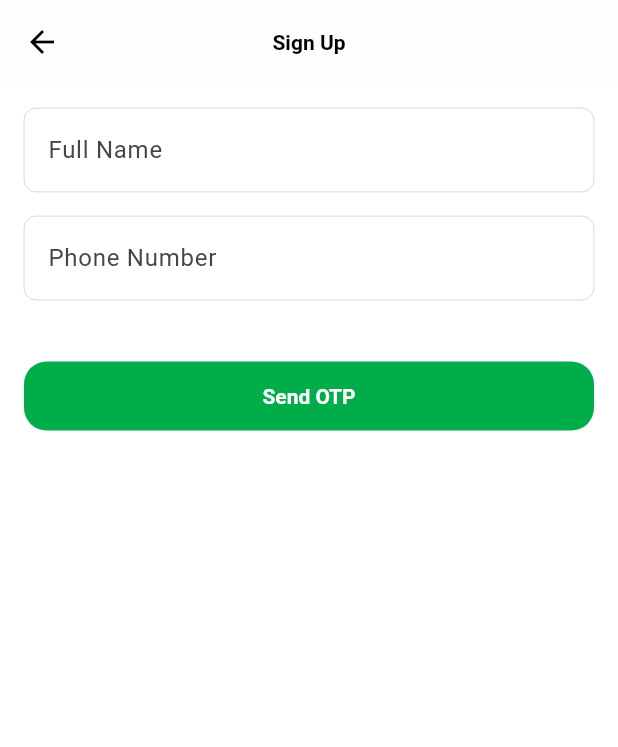
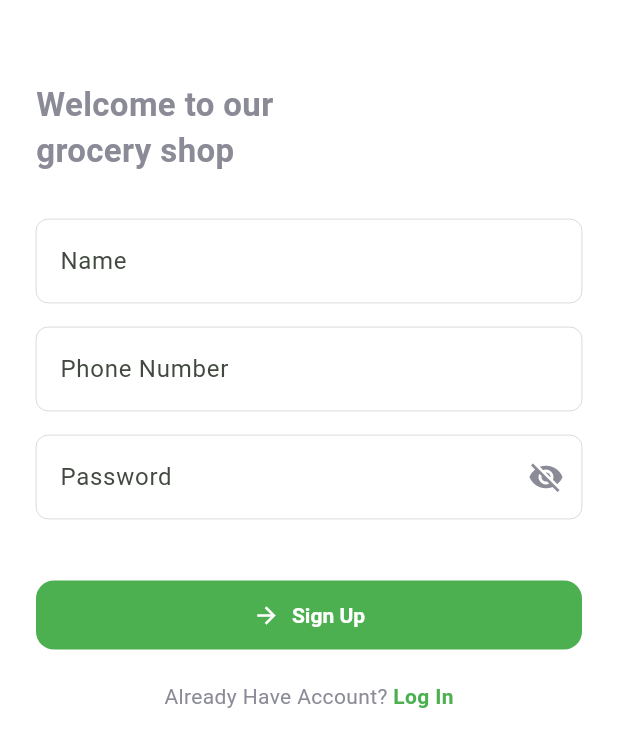
Before and after one commit to MominRohan/E-Grocery, a Flutter app: the SignUpPage screen opened by its route, on a phone screen of 412 x 824 dp. Shown: the top 747 px of the screen. Run offline on Flutter 3.47's test engine with Material 3 defaults, Android fonts, the phone set to English and light mode, and no system bars; our stand-ins replace cached_network_image, cloud_firestore, firebase_auth, firebase_core, flutter_credit_card, flutter_svg and 1 more; accounts and stored records are empty; network calls fail; Roboto replaces fonts that are missing (Gilroy).

Commit message:
Signup page getting password field and storing password in db

```diff
--- a/lib/views/auth/components/sign_up_form.dart
+++ b/lib/views/auth/components/sign_up_form.dart
@@ -5,7 +5,6 @@ import 'package:flutter_svg/svg.dart';
 import '../../../core/constants/constants.dart';
 import '../../../core/utils/validators.dart';
 import 'already_have_accout.dart';
-import 'sign_up_button.dart';
 
 class SignUpForm extends StatefulWidget {
   const SignUpForm({super.key});
--- a/lib/views/auth/sign_up_page.dart
+++ b/lib/views/auth/sign_up_page.dart
@@ -1,5 +1,6 @@
 import 'package:flutter/material.dart';
 import 'package:firebase_auth/firebase_auth.dart';
+import 'package:cloud_firestore/cloud_firestore.dart';
 
 class SignUpPage extends StatefulWidget {
   const SignUpPage({super.key});
@@ -13,13 +14,16 @@ class _SignUpPageState extends State<SignUpPage> {
 
   final TextEditingController _nameController = TextEditingController();
   final TextEditingController _phoneController = TextEditingController();
+  final TextEditingController _passwordController = TextEditingController();
   final TextEditingController _otpController = TextEditingController();
 
   final FirebaseAuth _auth = FirebaseAuth.instance;
+  final FirebaseFirestore _firestore = FirebaseFirestore.instance;
 
   String? _verificationId;
   bool _otpSent = false;
   bool _loading = false;
+  bool _obscurePassword = true;
 
   /// 🔹 Send OTP
   Future<void> _sendOTP() async {
@@ -29,7 +33,6 @@ class _SignUpPageState extends State<SignUpPage> {
       phoneNumber: _phoneController.text.trim(),
       timeout: const Duration(seconds: 60),
       verificationCompleted: (PhoneAuthCredential credential) async {
-        // Auto-verification on some devices
         await _auth.signInWithCredential(credential);
         setState(() => _loading = false);
         ScaffoldMessenger.of(context).showSnackBar(
@@ -58,7 +61,7 @@ class _SignUpPageState extends State<SignUpPage> {
     );
   }
 
-  /// 🔹 Verify OTP
+  /// 🔹 Verify OTP + Save User
   Future<void> _verifyOTP() async {
     if (_verificationId == null) return;
 
@@ -70,7 +73,15 @@ class _SignUpPageState extends State<SignUpPage> {
         smsCode: _otpController.text.trim(),
       );
 
-      await _auth.signInWithCredential(credential);
+      UserCredential userCred = await _auth.signInWithCredential(credential);
+
+      // Save user info in Firestore
+      await _firestore.collection("users").doc(userCred.user!.uid).set({
+        "name": _nameController.text.trim(),
+        "phone": _phoneController.text.trim(),
+        "password": _passwordController.text.trim(), // ⚠️ Not secure, just for demo
+        "createdAt": FieldValue.serverTimestamp(),
+      });
 
       setState(() => _loading = false);
 
@@ -78,7 +89,7 @@ class _SignUpPageState extends State<SignUpPage> {
         const SnackBar(content: Text("Account created successfully!")),
       );
 
-      // Navigate to home page after success
+      // Navigate to Home
       // Navigator.pushReplacementNamed(context, "/home");
 
     } catch (e) {
@@ -93,29 +104,32 @@ class _SignUpPageState extends State<SignUpPage> {
   Widget build(BuildContext context) {
     return Scaffold(
       resizeToAvoidBottomInset: true,
-      appBar: AppBar(
-        title: const Text("Sign Up"),
-        centerTitle: true,
-      ),
       body: SafeArea(
         child: SingleChildScrollView(
-          padding: const EdgeInsets.all(16),
+          padding: const EdgeInsets.all(24),
           child: Form(
             key: _formKey,
             child: Column(
+              crossAxisAlignment: CrossAxisAlignment.start,
               children: [
-                // 🔹 Full Name
+                const SizedBox(height: 30),
+
+                const Text(
+                  "Welcome to our\ngrocery shop",
+                  style: TextStyle(fontSize: 22, fontWeight: FontWeight.bold),
+                ),
+                const SizedBox(height: 30),
+
+                // 🔹 Name
                 TextFormField(
                   controller: _nameController,
-                  decoration: const InputDecoration(
-                    labelText: "Full Name",
-                  ),
+                  decoration: const InputDecoration(labelText: "Name"),
                   validator: (value) =>
                   value == null || value.isEmpty ? "Enter your name" : null,
                 ),
                 const SizedBox(height: 16),
 
-                // 🔹 Phone Number
+                // 🔹 Phone
                 TextFormField(
                   controller: _phoneController,
                   keyboardType: TextInputType.phone,
@@ -128,7 +142,28 @@ class _SignUpPageState extends State<SignUpPage> {
                 ),
                 const SizedBox(height: 16),
 
-                // 🔹 OTP Field (after sending OTP)
+                // 🔹 Password
+                TextFormField(
+                  controller: _passwordController,
+                  obscureText: _obscurePassword,
+                  decoration: InputDecoration(
+                    labelText: "Password",
+                    suffixIcon: IconButton(
+                      icon: Icon(
+                          _obscurePassword ? Icons.visibility_off : Icons.visibility),
+                      onPressed: () {
+                        setState(() {
+                          _obscurePassword = !_obscurePassword;
+                        });
+                      },
+                    ),
+                  ),
+                  validator: (value) =>
+                  value == null || value.isEmpty ? "Enter password" : null,
+                ),
+                const SizedBox(height: 16),
+
+                // 🔹 OTP field (only if sent)
                 if (_otpSent)
                   TextFormField(
                     controller: _otpController,
@@ -137,13 +172,19 @@ class _SignUpPageState extends State<SignUpPage> {
                     validator: (value) =>
                     value == null || value.isEmpty ? "Enter OTP" : null,
                   ),
-
                 const SizedBox(height: 24),
 
-                // 🔹 Button
+                // 🔹 Sign Up button
                 SizedBox(
                   width: double.infinity,
-                  child: ElevatedButton(
+                  child: ElevatedButton.icon(
+                    icon: const Icon(Icons.arrow_forward, color: Colors.white),
+                    style: ElevatedButton.styleFrom(
+                      backgroundColor: Colors.green,
+                      padding: const EdgeInsets.symmetric(vertical: 14),
+                      shape: RoundedRectangleBorder(
+                          borderRadius: BorderRadius.circular(12)),
+                    ),
                     onPressed: _loading
                         ? null
                         : () {
@@ -155,11 +196,36 @@ class _SignUpPageState extends State<SignUpPage> {
                         }
                       }
                     },
-                    child: _loading
-                        ? const CircularProgressIndicator(color: Colors.white)
-                        : Text(_otpSent ? "Verify OTP" : "Send OTP"),
+                    label: _loading
+                        ? const SizedBox(
+                      width: 20,
+                      height: 20,
+                      child: CircularProgressIndicator(
+                          color: Colors.white, strokeWidth: 2),
+                    )
+                        : Text(_otpSent ? "Verify OTP" : "Sign Up"),
                   ),
                 ),
+                const SizedBox(height: 20),
+
+                // 🔹 Log In link
+                Row(
+                  mainAxisAlignment: MainAxisAlignment.center,
+                  children: [
+                    const Text("Already Have Account? "),
+                    GestureDetector(
+                      onTap: () {
+                        // Navigate to login
+                        // Navigator.pushNamed(context, "/login");
+                      },
+                      child: const Text(
+                        "Log In",
+                        style: TextStyle(
+                            fontWeight: FontWeight.bold, color: Colors.green),
+                      ),
+                    ),
+                  ],
+                )
               ],
             ),
           ),
```
